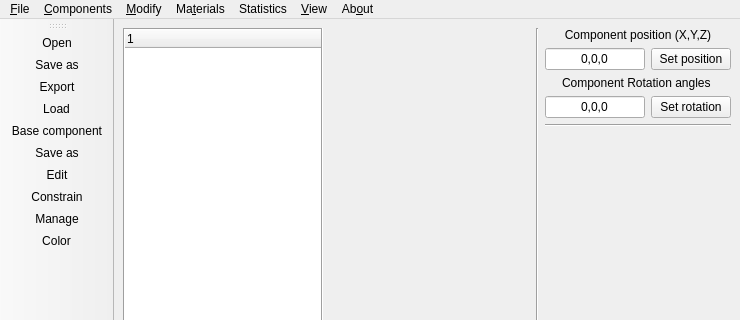
The window that UI/cnst.ui (bakeryproducts/ConstructorM4) describes before a commit, drawn with Qt 5; both pictures show x 0 to 740 and y 0 to 320 of the 740 by 588 pixel window.
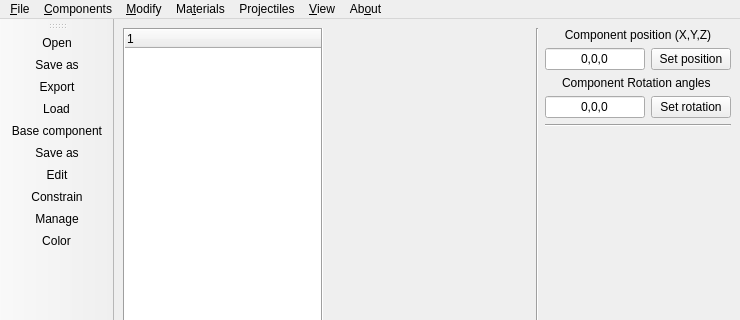
The same window after the commit. Icons and pictures are not drawn.

What changed in the file:
```diff
--- a/UI/cnst.ui
+++ b/UI/cnst.ui
@@ -354,9 +354,9 @@
     <addaction name="menuNewmaterial"/>
     <addaction name="menuCurrent"/>
    </widget>
-   <widget class="QMenu" name="menuStatistics">
+   <widget class="QMenu" name="menuProjectile">
     <property name="title">
-     <string>Statistics</string>
+     <string>Projectiles</string>
     </property>
     <addaction name="actionShooting"/>
    </widget>
@@ -364,7 +364,7 @@
    <addaction name="menuComponents"/>
    <addaction name="menuModify"/>
    <addaction name="menuMa_terials"/>
-   <addaction name="menuStatistics"/>
+   <addaction name="menuProjectile"/>
    <addaction name="menuView"/>
    <addaction name="menuAbout"/>
   </widget>
```
Left out of the diff: 12 changed lines with no effect on the pictures.
